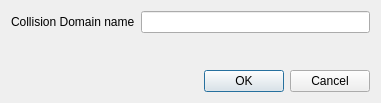
Above: ui/addCd.ui from slux83/visual-netkit before the change. Below: the same form after it.
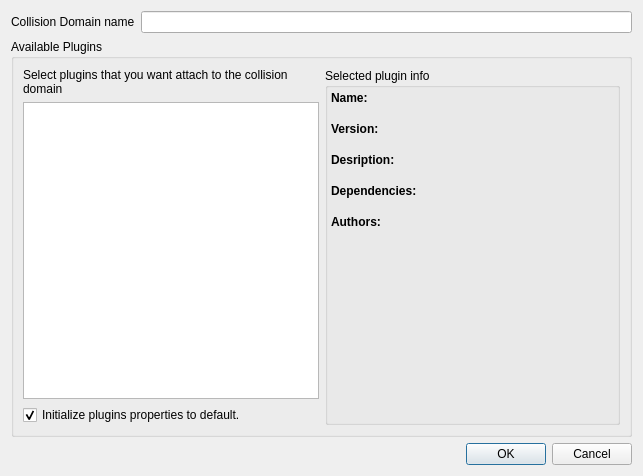
That is the form after the change.

Commit message: we can choose plugins for a Collision domain

What changed in the file:
```diff
--- a/ui/addCd.ui
+++ b/ui/addCd.ui
@@ -5,10 +5,16 @@
    <rect>
     <x>0</x>
     <y>0</y>
-    <width>381</width>
-    <height>103</height>
+    <width>643</width>
+    <height>476</height>
    </rect>
   </property>
+  <property name="minimumSize" >
+   <size>
+    <width>620</width>
+    <height>450</height>
+   </size>
+  </property>
   <property name="windowTitle" >
    <string>Visual Netkit - Add new CD</string>
   </property>
@@ -28,17 +34,276 @@
     </layout>
    </item>
    <item>
-    <spacer>
-     <property name="orientation" >
-      <enum>Qt::Vertical</enum>
+    <widget class="QGroupBox" name="groupBox" >
+     <property name="title" >
+      <string>Available Plugins</string>
      </property>
-     <property name="sizeHint" >
-      <size>
-       <width>20</width>
-       <height>40</height>
-      </size>
-     </property>
-    </spacer>
+     <layout class="QHBoxLayout" >
+      <item>
+       <layout class="QVBoxLayout" >
+        <item>
+         <widget class="QLabel" name="label_8" >
+          <property name="sizePolicy" >
+           <sizepolicy vsizetype="Preferred" hsizetype="Minimum" >
+            <horstretch>0</horstretch>
+            <verstretch>0</verstretch>
+           </sizepolicy>
+          </property>
+          <property name="text" >
+           <string>Select plugins that you want attach to the collision domain</string>
+          </property>
+          <property name="wordWrap" >
+           <bool>true</bool>
+          </property>
+         </widget>
+        </item>
+        <item>
+         <widget class="QListWidget" name="pluginsList" >
+          <property name="sizePolicy" >
+           <sizepolicy vsizetype="Expanding" hsizetype="Minimum" >
+            <horstretch>0</horstretch>
+            <verstretch>0</verstretch>
+           </sizepolicy>
+          </property>
+          <property name="alternatingRowColors" >
+           <bool>true</bool>
+          </property>
+         </widget>
+        </item>
+        <item>
+         <widget class="QCheckBox" name="initPropertiesCheck" >
+          <property name="text" >
+           <string>Initialize plugins properties to default.</string>
+          </property>
+          <property name="checked" >
+           <bool>true</bool>
+          </property>
+         </widget>
+        </item>
+       </layout>
+      </item>
+      <item>
+       <widget class="QGroupBox" name="groupBox_2" >
+        <property name="layoutDirection" >
+         <enum>Qt::LeftToRight</enum>
+        </property>
+        <property name="title" >
+         <string>Selected plugin info</string>
+        </property>
+        <layout class="QVBoxLayout" >
+         <property name="spacing" >
+          <number>3</number>
+         </property>
+         <property name="leftMargin" >
+          <number>3</number>
+         </property>
+         <property name="topMargin" >
+          <number>3</number>
+         </property>
+         <property name="rightMargin" >
+          <number>3</number>
+         </property>
+         <property name="bottomMargin" >
+          <number>3</number>
+         </property>
+         <item>
+          <layout class="QVBoxLayout" >
+           <property name="spacing" >
+            <number>0</number>
+           </property>
+           <item>
+            <widget class="QLabel" name="label_3" >
+             <property name="font" >
+              <font>
+               <weight>75</weight>
+               <bold>true</bold>
+              </font>
+             </property>
+             <property name="layoutDirection" >
+              <enum>Qt::LeftToRight</enum>
+             </property>
+             <property name="text" >
+              <string>Name:</string>
+             </property>
+            </widget>
+           </item>
+           <item>
+            <widget class="QLabel" name="pName" >
+             <property name="layoutDirection" >
+              <enum>Qt::LeftToRight</enum>
+             </property>
+             <property name="text" >
+              <string/>
+             </property>
+             <property name="wordWrap" >
+              <bool>true</bool>
+             </property>
+            </widget>
+           </item>
+          </layout>
+         </item>
+         <item>
+          <layout class="QVBoxLayout" >
+           <property name="spacing" >
+            <number>0</number>
+           </property>
+           <item>
+            <widget class="QLabel" name="label_4" >
+             <property name="font" >
+              <font>
+               <weight>75</weight>
+               <bold>true</bold>
+              </font>
+             </property>
+             <property name="layoutDirection" >
+              <enum>Qt::LeftToRight</enum>
+             </property>
+             <property name="text" >
+              <string>Version:</string>
+             </property>
+            </widget>
+           </item>
+           <item>
+            <widget class="QLabel" name="pVersion" >
+             <property name="layoutDirection" >
+              <enum>Qt::LeftToRight</enum>
+             </property>
+             <property name="text" >
+              <string/>
+             </property>
+             <property name="wordWrap" >
+              <bool>true</bool>
+             </property>
+            </widget>
+           </item>
+          </layout>
+         </item>
+         <item>
+          <layout class="QVBoxLayout" >
+           <property name="spacing" >
+            <number>0</number>
+           </property>
+           <item>
+            <widget class="QLabel" name="label_5" >
+             <property name="font" >
+              <font>
+               <weight>75</weight>
+               <bold>true</bold>
+              </font>
+             </property>
+             <property name="layoutDirection" >
+              <enum>Qt::LeftToRight</enum>
+             </property>
+             <property name="text" >
+              <string>Desription:</string>
+             </property>
+            </widget>
+           </item>
+           <item>
+            <widget class="QLabel" name="pDescription" >
+             <property name="layoutDirection" >
+              <enum>Qt::LeftToRight</enum>
+             </property>
+             <property name="text" >
+              <string/>
+             </property>
+             <property name="wordWrap" >
+              <bool>true</bool>
+             </property>
+            </widget>
+           </item>
+          </layout>
+         </item>
+         <item>
+          <layout class="QVBoxLayout" >
+           <property name="spacing" >
+            <number>0</number>
+           </property>
+           <item>
+            <widget class="QLabel" name="label_6" >
+             <property name="font" >
+              <font>
+               <weight>75</weight>
+               <bold>true</bold>
+              </font>
+             </property>
+             <property name="layoutDirection" >
+              <enum>Qt::LeftToRight</enum>
+             </property>
+             <property name="text" >
+              <string>Dependencies:</string>
+             </property>
+            </widget>
+           </item>
+           <item>
+            <widget class="QLabel" name="pDeps" >
+             <property name="layoutDirection" >
+              <enum>Qt::LeftToRight</enum>
+             </property>
+             <property name="text" >
+              <string/>
+             </property>
+             <property name="wordWrap" >
+              <bool>true</bool>
+             </property>
+            </widget>
+           </item>
+          </layout>
+         </item>
+         <item>
+          <layout class="QVBoxLayout" >
+           <property name="spacing" >
+            <number>0</number>
+           </property>
+           <item>
+            <widget class="QLabel" name="label_7" >
+             <property name="font" >
+              <font>
+               <weight>75</weight>
+               <bold>true</bold>
+              </font>
+             </property>
+             <property name="layoutDirection" >
+              <enum>Qt::LeftToRight</enum>
+             </property>
+             <property name="text" >
+              <string>Authors:</string>
+             </property>
+            </widget>
+           </item>
+           <item>
+            <widget class="QLabel" name="pAuthor" >
+             <property name="layoutDirection" >
+              <enum>Qt::LeftToRight</enum>
+             </property>
+             <property name="text" >
+              <string/>
+             </property>
+             <property name="wordWrap" >
+              <bool>true</bool>
+             </property>
+            </widget>
+           </item>
+          </layout>
+         </item>
+         <item>
+          <spacer>
+           <property name="orientation" >
+            <enum>Qt::Vertical</enum>
+           </property>
+           <property name="sizeHint" >
+            <size>
+             <width>20</width>
+             <height>40</height>
+            </size>
+           </property>
+          </spacer>
+         </item>
+        </layout>
+       </widget>
+      </item>
+     </layout>
+    </widget>
    </item>
    <item>
     <widget class="QDialogButtonBox" name="cdFormConfirmBox" >
```
The commit also changes 11 other files.
